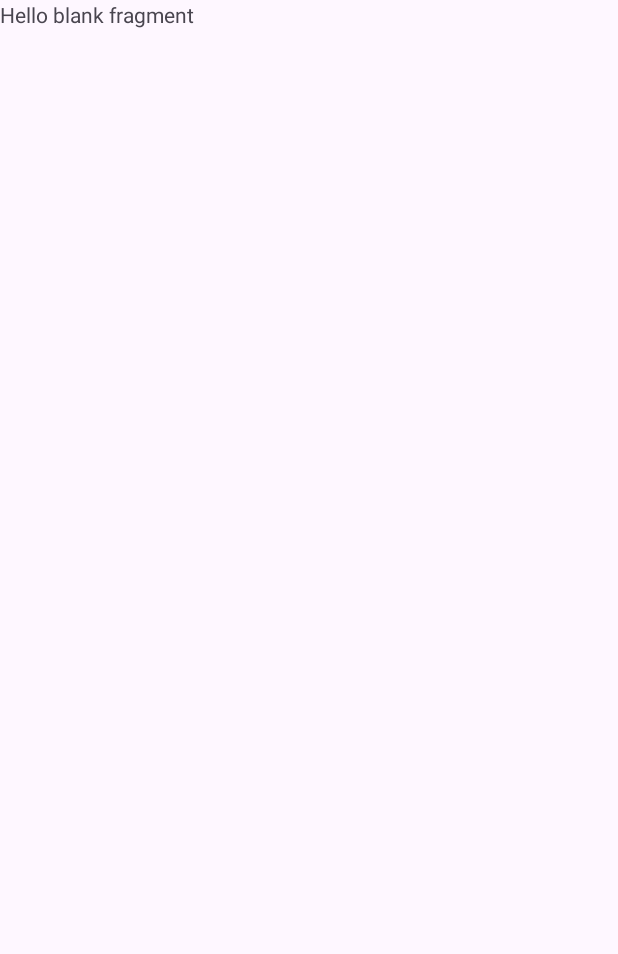
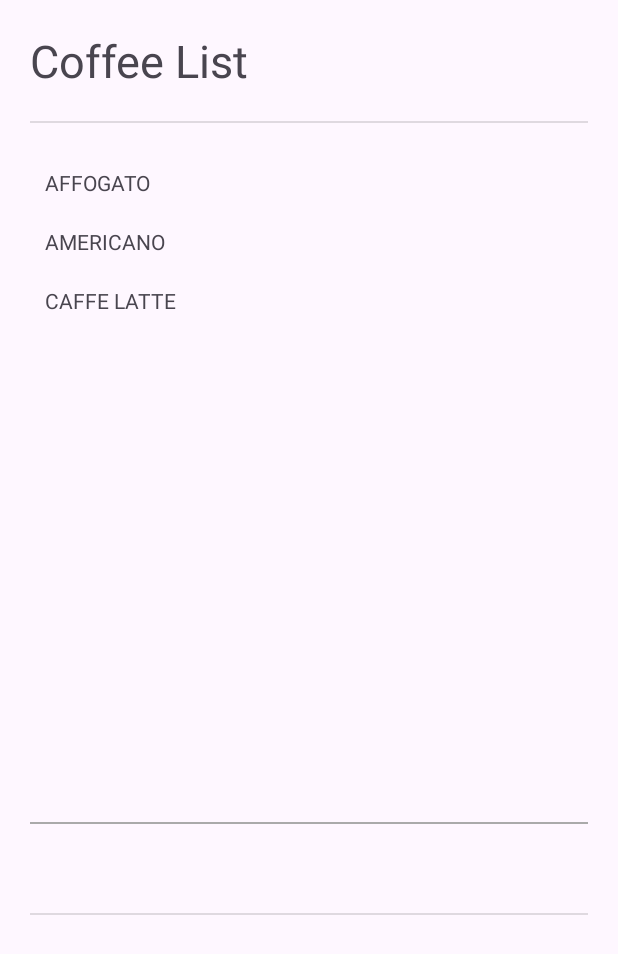
Before and after one commit to Depiliem/LAB_WEEK_03, an Android app: the screen it shows after launch (MainActivity), on a phone screen of 412 x 824 dp. Before the commit the part shown is almost empty. Shown: the top 954 px of the screen. Run offline under Robolectric (Android 15) with nearby library versions, the phone set to English and light mode, and no system bars.

Commit message:
“Commit No. 2 – add coffee list & detail fragment”

```diff
--- /dev/null
+++ b/app/src/main/java/com/example/lab_week_03/DetailFragment.kt
@@ -0,0 +1,65 @@
+package com.example.lab_week_03
+
+import android.os.Bundle
+import android.view.LayoutInflater
+import android.view.View
+import android.view.ViewGroup
+import android.widget.TextView
+import androidx.fragment.app.Fragment
+
+private const val ARG_PARAM1 = "param1"
+private const val ARG_PARAM2 = "param2"
+
+class DetailFragment : Fragment() {
+    private var param1: String? = null
+    private var param2: String? = null
+
+    private val coffeeTitle: TextView?
+        get() = view?.findViewById(R.id.coffee_title)
+    private val coffeeDesc: TextView?
+        get() = view?.findViewById(R.id.coffee_desc)
+
+    override fun onCreate(savedInstanceState: Bundle?) {
+        super.onCreate(savedInstanceState)
+        arguments?.let {
+            param1 = it.getString(ARG_PARAM1)
+            param2 = it.getString(ARG_PARAM2)
+        }
+    }
+
+    override fun onCreateView(
+        inflater: LayoutInflater, container: ViewGroup?,
+        savedInstanceState: Bundle?
+    ): View? {
+        // Inflate the layout for this fragment
+        return inflater.inflate(R.layout.fragment_detail, container, false)
+    }
+
+    fun setCoffeeData(id: Int) {
+        when (id) {
+            R.id.affogato -> {
+                coffeeTitle?.text = getString(R.string.affogato_title)
+                coffeeDesc?.text = getString(R.string.affogato_desc)
+            }
+            R.id.americano -> {
+                coffeeTitle?.text = getString(R.string.americano_title)
+                coffeeDesc?.text = getString(R.string.americano_desc)
+            }
+            R.id.latte -> {
+                coffeeTitle?.text = getString(R.string.latte_title)
+                coffeeDesc?.text = getString(R.string.latte_desc)
+            }
+        }
+    }
+
+    companion object {
+        @JvmStatic
+        fun newInstance(param1: String, param2: String) =
+            DetailFragment().apply {
+                arguments = Bundle().apply {
+                    putString(ARG_PARAM1, param1)
+                    putString(ARG_PARAM2, param2)
+                }
+            }
+    }
+}
--- a/app/src/main/java/com/example/lab_week_03/MainFragment.kt
+++ b/app/src/main/java/com/example/lab_week_03/ListFragment.kt
@@ -2,27 +2,31 @@ package com.example.lab_week_03
 
 import android.content.Context
 import android.os.Bundle
-import android.util.Log
-import androidx.fragment.app.Fragment
 import android.view.LayoutInflater
 import android.view.View
 import android.view.ViewGroup
+import androidx.fragment.app.Fragment
 
 private const val ARG_PARAM1 = "param1"
 private const val ARG_PARAM2 = "param2"
 
-class MainFragment : Fragment() {
+class ListFragment : Fragment(), View.OnClickListener {
     private var param1: String? = null
     private var param2: String? = null
 
+    private lateinit var coffeeListener: CoffeeListener
+
     override fun onAttach(context: Context) {
         super.onAttach(context)
-        Log.d(TAG, "onAttach")
+        if (context is CoffeeListener) {
+            coffeeListener = context
+        } else {
+            throw RuntimeException("Activity must implement CoffeeListener")
+        }
     }
 
     override fun onCreate(savedInstanceState: Bundle?) {
         super.onCreate(savedInstanceState)
-        Log.d(TAG,"onCreate")
         arguments?.let {
             param1 = it.getString(ARG_PARAM1)
             param2 = it.getString(ARG_PARAM2)
@@ -33,46 +37,33 @@ class MainFragment : Fragment() {
         inflater: LayoutInflater, container: ViewGroup?,
         savedInstanceState: Bundle?
     ): View? {
-        Log.d(TAG,"onCreateView")
-        return inflater.inflate(R.layout.fragment_main, container, false)
+        return inflater.inflate(R.layout.fragment_list, container, false)
     }
 
     override fun onViewCreated(view: View, savedInstanceState: Bundle?) {
         super.onViewCreated(view, savedInstanceState)
-        Log.d(TAG, "onViewCreated")
+
+        val coffeeList = listOf<View>(
+            view.findViewById(R.id.affogato),
+            view.findViewById(R.id.americano),
+            view.findViewById(R.id.latte)
+        )
+
+        coffeeList.forEach {
+            it.setOnClickListener(this)
+        }
     }
 
-    override fun onPause() {
-        super.onPause()
-        Log.d(TAG, "onPause")
-    }
-
-    override fun onStop() {
-        super.onStop()
-        Log.d(TAG, "onStop")
-    }
-
-    override fun onDestroyView() {
-        super.onDestroyView()
-        Log.d(TAG, "onDestroyView")
-    }
-
-    override fun onDestroy() {
-        super.onDestroy()
-        Log.d(TAG, "onDestroy")
-    }
-
-    override fun onDetach() {
-        super.onDetach()
-        Log.d(TAG, "onDetach")
+    override fun onClick(v: View?) {
+        v?.let { coffee ->
+            coffeeListener.onSelected(coffee.id)
+        }
     }
 
     companion object {
-        private const val TAG = "MainFragment"
-
         @JvmStatic
         fun newInstance(param1: String, param2: String) =
-            MainFragment().apply {
+            ListFragment().apply {
                 arguments = Bundle().apply {
                     putString(ARG_PARAM1, param1)
                     putString(ARG_PARAM2, param2)
--- a/app/src/main/java/com/example/lab_week_03/MainActivity.kt
+++ b/app/src/main/java/com/example/lab_week_03/MainActivity.kt
@@ -6,41 +6,58 @@ import androidx.appcompat.app.AppCompatActivity
 import androidx.core.view.ViewCompat
 import androidx.core.view.WindowInsetsCompat
 import android.util.Log
-class MainActivity : AppCompatActivity() {
+
+interface CoffeeListener {
+    fun onSelected(id: Int)
+}
+
+class MainActivity : AppCompatActivity(), CoffeeListener {
+
     override fun onCreate(savedInstanceState: Bundle?) {
         super.onCreate(savedInstanceState)
         enableEdgeToEdge()
         setContentView(R.layout.activity_main)
-        ViewCompat.setOnApplyWindowInsetsListener(findViewById(R.id.main)) { v,
-                                                                             insets ->
+
+        ViewCompat.setOnApplyWindowInsetsListener(findViewById(R.id.main)) { v, insets ->
             val systemBars = insets.getInsets(WindowInsetsCompat.Type.systemBars())
-            v.setPadding(systemBars.left, systemBars.top, systemBars.right,
-                systemBars.bottom)
+            v.setPadding(systemBars.left, systemBars.top, systemBars.right, systemBars.bottom)
             insets
         }
 
         Log.d(TAG, "onCreate")
     }
+
+    override fun onSelected(id: Int) {
+        val detailFragment = supportFragmentManager
+            .findFragmentById(R.id.fragment_detail) as DetailFragment
+        detailFragment.setCoffeeData(id)
+    }
+
     override fun onStart() {
         super.onStart()
         Log.d(TAG, "onStart")
     }
+
     override fun onResume() {
         super.onResume()
         Log.d(TAG, "onResume")
     }
+
     override fun onPause() {
         super.onPause()
         Log.d(TAG, "onPause")
     }
+
     override fun onStop() {
         super.onStop()
         Log.d(TAG, "onStop")
     }
+
     override fun onDestroy() {
         super.onDestroy()
         Log.d(TAG, "onDestroy")
     }
+
     companion object {
         private const val TAG = "MainActivity"
     }
--- a/app/src/main/res/layout/activity_main.xml
+++ b/app/src/main/res/layout/activity_main.xml
@@ -1,16 +1,31 @@
 <?xml version="1.0" encoding="utf-8"?>
-<androidx.constraintlayout.widget.ConstraintLayout
+<LinearLayout
     xmlns:android="http://schemas.android.com/apk/res/android"
     xmlns:app="http://schemas.android.com/apk/res-auto"
     xmlns:tools="http://schemas.android.com/tools"
     android:id="@+id/main"
     android:layout_width="match_parent"
     android:layout_height="match_parent"
+    android:orientation="vertical"
     tools:context=".MainActivity">
 
     <androidx.fragment.app.FragmentContainerView
-        android:id="@+id/main_fragment"
-        android:name="com.example.lab_week_03.MainFragment"
+        android:id="@+id/fragment_list"
+        android:name="com.example.lab_week_03.ListFragment"
         android:layout_width="match_parent"
-        android:layout_height="match_parent"/>
-</androidx.constraintlayout.widget.ConstraintLayout>
+        android:layout_height="0dp"
+        android:layout_weight="2" />
+
+    <View
+        android:layout_width="match_parent"
+        android:layout_height="1dp"
+        android:layout_marginHorizontal="20dp"
+        android:background="@android:color/darker_gray" />
+
+    <androidx.fragment.app.FragmentContainerView
+        android:id="@+id/fragment_detail"
+        android:name="com.example.lab_week_03.DetailFragment"
+        android:layout_width="match_parent"
+        android:layout_height="0dp"
+        android:layout_weight="1" />
+</LinearLayout>
--- /dev/null
+++ b/app/src/main/res/layout/fragment_detail.xml
@@ -0,0 +1,28 @@
+<?xml version="1.0" encoding="utf-8"?>
+<LinearLayout
+    xmlns:android="http://schemas.android.com/apk/res/android"
+    xmlns:tools="http://schemas.android.com/tools"
+    android:layout_width="match_parent"
+    android:layout_height="match_parent"
+    android:orientation="vertical"
+    android:padding="20dp"
+    tools:context=".DetailFragment">
+    <TextView
+        android:id="@+id/coffee_title"
+        android:layout_width="match_parent"
+        android:layout_height="wrap_content"
+        android:gravity="center"
+        android:textStyle="bold"
+        tools:text="@string/affogato_title"/>
+    <View
+        android:layout_width="match_parent"
+        android:layout_height="1dp"
+        android:layout_marginVertical="20dp"
+        android:background="?android:attr/dividerVertical" />
+    <TextView
+        android:id="@+id/coffee_desc"
+        android:layout_width="match_parent"
+        android:layout_height="wrap_content"
+        android:gravity="center"
+        tools:text="@string/affogato_desc" />
+</LinearLayout>
--- /dev/null
+++ b/app/src/main/res/layout/fragment_list.xml
@@ -0,0 +1,41 @@
+<?xml version="1.0" encoding="utf-8"?>
+<ScrollView xmlns:android="http://schemas.android.com/apk/res/android"
+    xmlns:tools="http://schemas.android.com/tools"
+    android:layout_width="match_parent"
+    android:layout_height="match_parent"
+    android:padding="20dp"
+    tools:context=".ListFragment">
+    <LinearLayout
+        android:layout_width="match_parent"
+        android:layout_height="wrap_content"
+        android:orientation="vertical">
+        <TextView
+            android:layout_width="match_parent"
+            android:layout_height="wrap_content"
+            android:textSize="30sp"
+            android:text="@string/coffee_list"/>
+        <View
+            android:layout_width="match_parent"
+            android:layout_height="1dp"
+            android:layout_marginVertical="20dp"
+            android:background="?android:attr/dividerVertical" />
+        <TextView
+            android:id="@+id/affogato"
+            android:layout_width="match_parent"
+            android:layout_height="wrap_content"
+            android:padding="10dp"
+            android:text="@string/affogato_title"/>
+        <TextView
+            android:id="@+id/americano"
+            android:layout_width="match_parent"
+            android:layout_height="wrap_content"
+            android:padding="10dp"
+            android:text="@string/americano_title"/>
+        <TextView
+            android:id="@+id/latte"
+            android:layout_width="match_parent"
+            android:layout_height="wrap_content"
+            android:padding="10dp"
+            android:text="@string/latte_title"/>
+    </LinearLayout>
+</ScrollView>
--- a/app/src/main/res/layout/fragment_main.xml
+++ /dev/null
@@ -1,14 +0,0 @@
-<?xml version="1.0" encoding="utf-8"?>
-<FrameLayout xmlns:android="http://schemas.android.com/apk/res/android"
-    xmlns:tools="http://schemas.android.com/tools"
-    android:layout_width="match_parent"
-    android:layout_height="match_parent"
-    tools:context=".MainFragment">
-
-    <!-- TODO: Update blank fragment layout -->
-    <TextView
-        android:layout_width="match_parent"
-        android:layout_height="match_parent"
-        android:text="@string/hello_blank_fragment" />
-
-</FrameLayout>
--- a/app/src/main/res/values/strings.xml
+++ b/app/src/main/res/values/strings.xml
@@ -1,5 +1,16 @@
 <resources>
     <string name="app_name">LAB_WEEK_03</string>
-    <!-- TODO: Remove or change this placeholder text -->
-    <string name="hello_blank_fragment">Hello blank fragment</string>
+    <string name="affogato_title">AFFOGATO</string>
+    <string name="affogato_desc">Espresso poured on a vanilla ice cream. Served in a
+cappuccino cup.</string>
+    <string name="americano_title">AMERICANO</string>
+    <string name="americano_desc">Espresso with added hot water (100-150 ml). Often
+served in a cappuccino cup. (The espresso is added into the hot water rather than
+all the water being flowed through the coffee that would lead to over
+extraction.)</string>
+    <string name="latte_title">CAFFE LATTE</string>
+    <string name="latte_desc">A tall, mild \'milk coffee\' (about 150-300 ml). An
+espresso with steamed milk and only a little milk foam poured over it. Serve in a
+latte glass or a coffee cup. Flavored syrup can be added.</string>
+    <string name="coffee_list">Coffee List</string>
 </resources>
```
